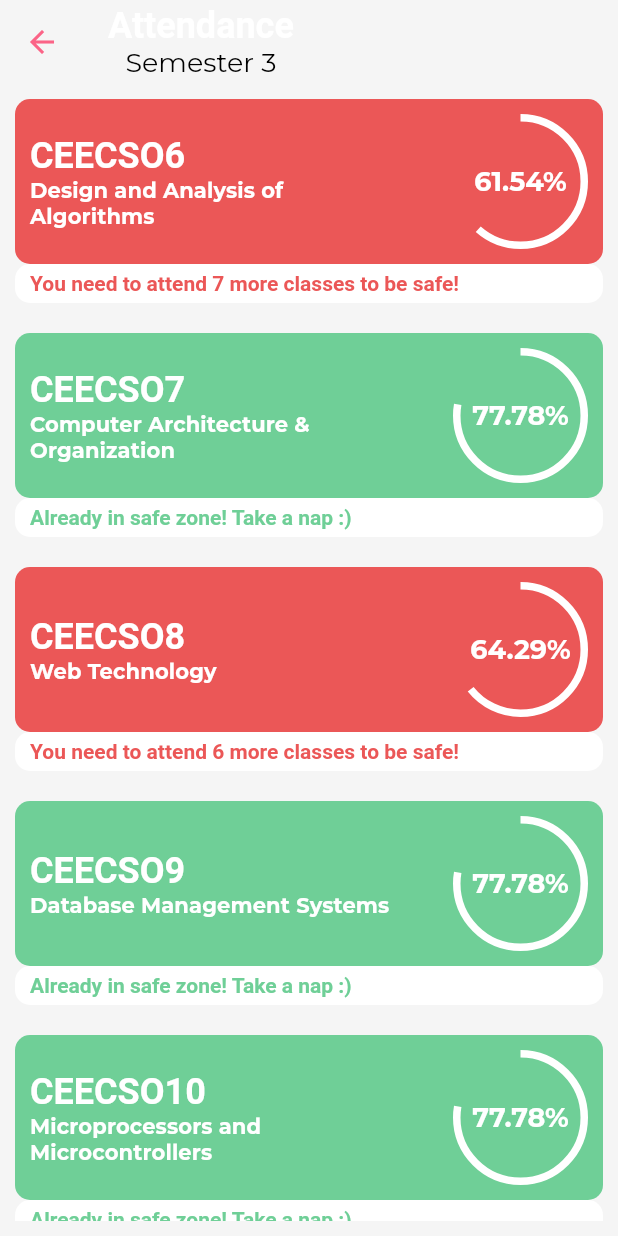
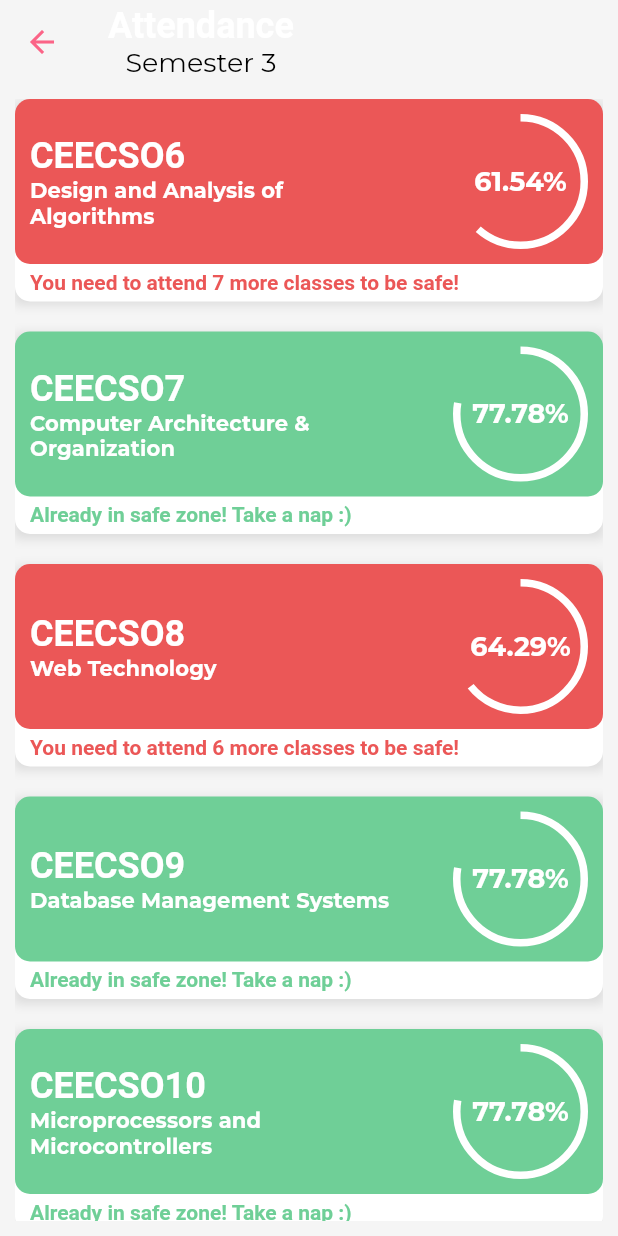
Before and after one commit to PriyanshuSharma23/nsut_clone, a Flutter app: the AttendancePage screen opened by its route, on a phone screen of 412 x 824 dp. Run offline on Flutter 3.47's test engine with Material 2 defaults, Android fonts, the phone set to English and light mode, and no system bars; drawn by our look-alikes of percent_indicator; our stand-ins replace get, google_fonts; statements that could not run were skipped.

Commit message:
card design fixed

```diff
--- a/lib/widgets/attendance_card.dart
+++ b/lib/widgets/attendance_card.dart
@@ -33,15 +33,61 @@ class _AttendanceCardState extends State<AttendanceCard> {
 
     return Container(
       decoration: BoxDecoration(
-        borderRadius: BorderRadius.circular(10),
+        boxShadow: [
+          BoxShadow(
+            color: Colors.black.withOpacity(0.1),
+            blurRadius: 5,
+            spreadRadius: 1,
+            offset: const Offset(0, 2),
+          ),
+        ],
       ),
-      child: Column(
+      child: Stack(
         children: [
+          Positioned(
+            bottom: 0,
+            left: 0,
+            right: 0,
+            height: 100,
+            child: Container(
+              decoration: BoxDecoration(
+                color: Colors.white,
+                borderRadius: BorderRadius.circular(10),
+              ),
+              child: Row(
+                crossAxisAlignment: CrossAxisAlignment.end,
+                children: [
+                  Padding(
+                    padding: const EdgeInsets.symmetric(
+                      horizontal: 10.0,
+                      vertical: 5,
+                    ),
+                    child: (percentage >= MIN_ATTENDANCE_PERCENTAGE)
+                        ? Text(
+                            'Already in safe zone! Take a nap :)',
+                            style: Get.theme.textTheme.bodyText2!.copyWith(
+                              fontWeight: FontWeight.bold,
+                              color: green,
+                            ),
+                          )
+                        : Text(
+                            'You need to attend ${toSafe(_tally['present']!, _tally['total']!)} more classes to be safe!',
+                            style: Get.theme.textTheme.bodyText2!.copyWith(
+                              fontWeight: FontWeight.bold,
+                              color: red,
+                            ),
+                          ),
+                  ),
+                ],
+              ),
+            ),
+          ),
           Container(
             decoration: BoxDecoration(
               color: percentage < MIN_ATTENDANCE_PERCENTAGE ? red : green,
               borderRadius: BorderRadius.circular(10),
             ),
+            margin: const EdgeInsets.only(bottom: 25),
             child: Padding(
               padding: const EdgeInsets.all(10.0),
               child: Row(
@@ -88,36 +134,6 @@ class _AttendanceCardState extends State<AttendanceCard> {
               ),
             ),
           ),
-          FractionallySizedBox(
-            widthFactor: 1,
-            child: Container(
-              decoration: BoxDecoration(
-                color: Colors.white,
-                borderRadius: BorderRadius.circular(10),
-              ),
-              child: Padding(
-                padding: const EdgeInsets.symmetric(
-                  horizontal: 10.0,
-                  vertical: 5,
-                ),
-                child: (percentage >= MIN_ATTENDANCE_PERCENTAGE)
-                    ? Text(
-                        'Already in safe zone! Take a nap :)',
-                        style: Get.theme.textTheme.bodyText2!.copyWith(
-                          fontWeight: FontWeight.bold,
-                          color: green,
-                        ),
-                      )
-                    : Text(
-                        'You need to attend ${toSafe(_tally['present']!, _tally['total']!)} more classes to be safe!',
-                        style: Get.theme.textTheme.bodyText2!.copyWith(
-                          fontWeight: FontWeight.bold,
-                          color: red,
-                        ),
-                      ),
-              ),
-            ),
-          ),
         ],
       ),
     );
```
